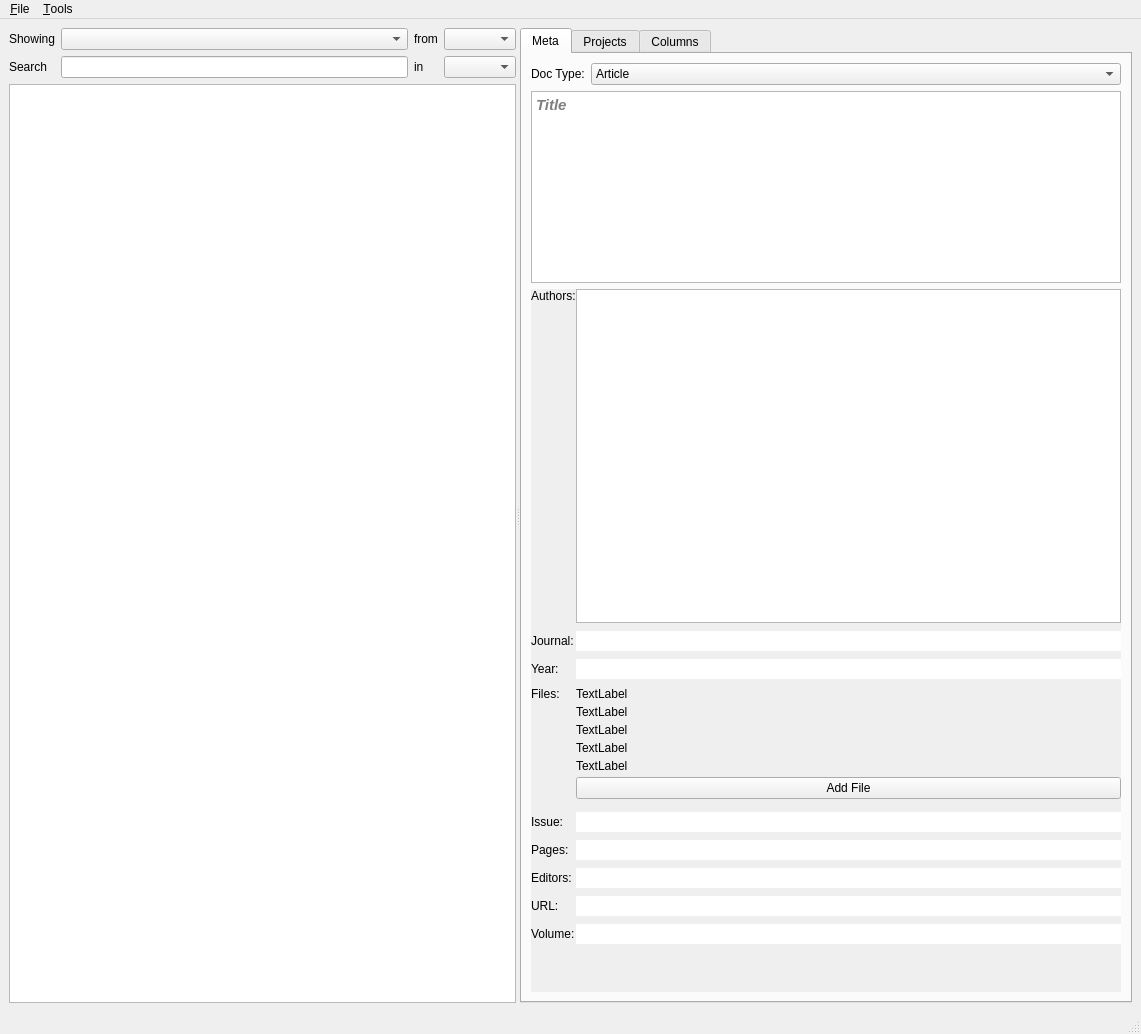
Qt form lib/layout_main.ui (elansegarra/ArDa) before a commit.
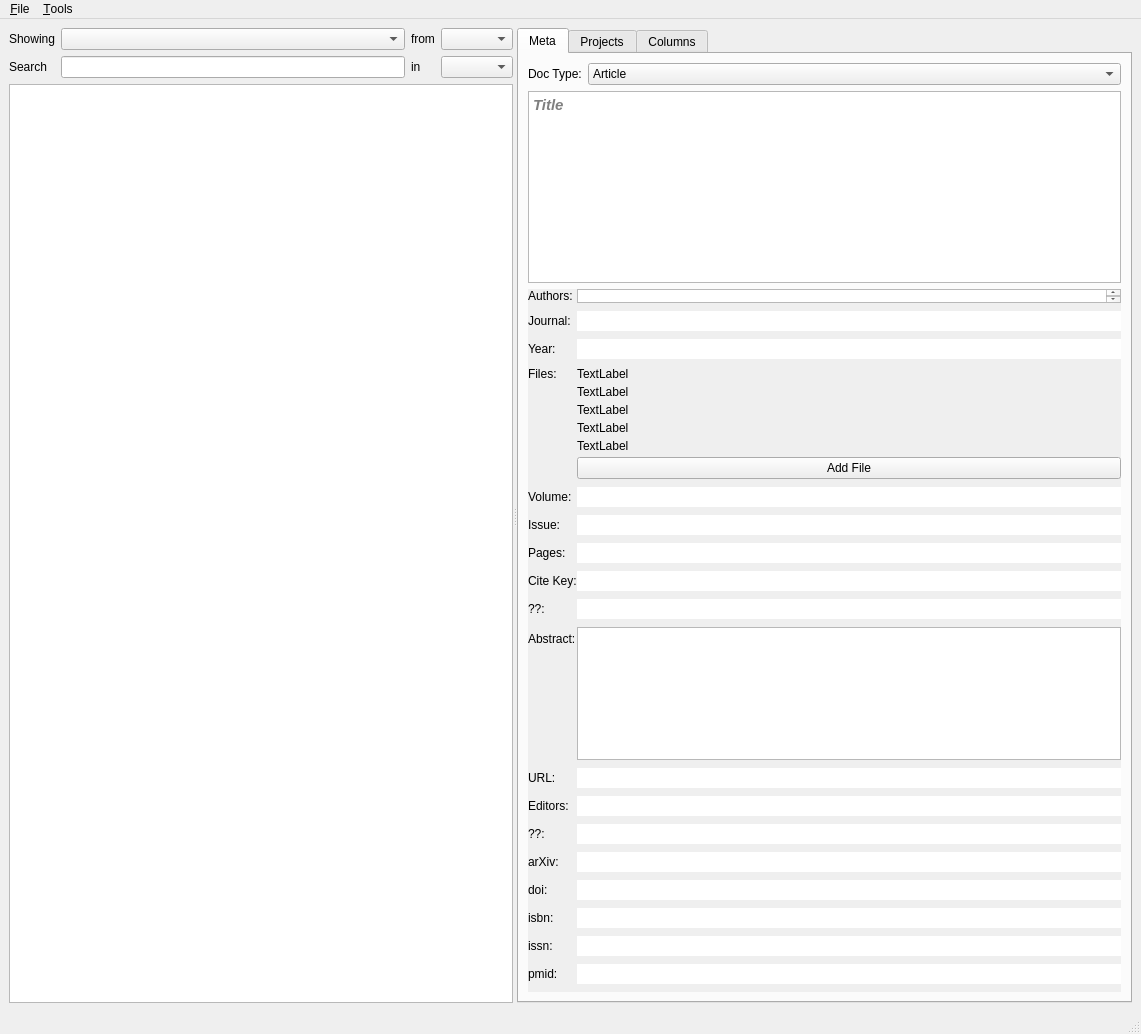
The same form after that commit.

Commit message: Added more meta data fields to the side panel.

```diff
--- a/lib/layout_main.ui
+++ b/lib/layout_main.ui
@@ -210,9 +210,9 @@
             <property name="geometry">
              <rect>
               <x>0</x>
-              <y>0</y>
-              <width>451</width>
-              <height>600</height>
+              <y>-387</y>
+              <width>417</width>
+              <height>987</height>
              </rect>
             </property>
             <property name="sizePolicy">
@@ -417,21 +417,7 @@
                  </item>
                 </layout>
                </item>
-               <item row="8" column="0">
-                <widget class="QLabel" name="label_11">
-                 <property name="text">
-                  <string>Editors:</string>
-                 </property>
-                </widget>
-               </item>
-               <item row="9" column="0">
-                <widget class="QLabel" name="label_12">
-                 <property name="text">
-                  <string>URL:</string>
-                 </property>
-                </widget>
-               </item>
-               <item row="11" column="0">
+               <item row="20" column="0">
                 <spacer name="verticalSpacer_5">
                  <property name="orientation">
                   <enum>Qt::Vertical</enum>
@@ -444,7 +430,7 @@
                  </property>
                 </spacer>
                </item>
-               <item row="11" column="1">
+               <item row="20" column="1">
                 <spacer name="verticalSpacer_4">
                  <property name="orientation">
                   <enum>Qt::Vertical</enum>
@@ -458,7 +444,7 @@
                 </spacer>
                </item>
                <item row="7" column="1">
-                <widget class="QLineEdit" name="lineEdit_Pages">
+                <widget class="QLineEdit" name="lineEdit_Issue">
                  <property name="sizePolicy">
                   <sizepolicy hsizetype="Minimum" vsizetype="Fixed">
                    <horstretch>0</horstretch>
@@ -473,59 +459,22 @@
                  </property>
                 </widget>
                </item>
-               <item row="8" column="1">
-                <widget class="QLineEdit" name="lineEdit_Editors">
-                 <property name="acceptDrops">
-                  <bool>false</bool>
-                 </property>
-                 <property name="frame">
-                  <bool>false</bool>
-                 </property>
-                </widget>
-               </item>
-               <item row="9" column="1">
-                <widget class="QLineEdit" name="lineEdit_URL">
-                 <property name="acceptDrops">
-                  <bool>false</bool>
-                 </property>
-                 <property name="frame">
-                  <bool>false</bool>
-                 </property>
-                </widget>
-               </item>
                <item row="7" column="0">
                 <widget class="QLabel" name="label_13">
                  <property name="text">
-                  <string>Pages:</string>
-                 </property>
-                </widget>
-               </item>
-               <item row="10" column="0">
-                <widget class="QLabel" name="label_14">
-                 <property name="text">
-                  <string>Volume:</string>
-                 </property>
-                </widget>
-               </item>
-               <item row="10" column="1">
-                <widget class="QLineEdit" name="lineEdit_Volume">
-                 <property name="acceptDrops">
-                  <bool>false</bool>
-                 </property>
-                 <property name="frame">
-                  <bool>false</bool>
+                  <string>Issue:</string>
                  </property>
                 </widget>
                </item>
                <item row="6" column="0">
                 <widget class="QLabel" name="label_9">
                  <property name="text">
-                  <string>Issue:</string>
+                  <string>Volume:</string>
                  </property>
                 </widget>
                </item>
                <item row="6" column="1">
-                <widget class="QLineEdit" name="lineEdit_Issue">
+                <widget class="QLineEdit" name="lineEdit_Volume">
                  <property name="acceptDrops">
                   <bool>false</bool>
                  </property>
@@ -534,6 +483,221 @@
                  </property>
                 </widget>
                </item>
+               <item row="11" column="1">
+                <widget class="QTextEdit" name="textEdit_Abstract"/>
+               </item>
+               <item row="11" column="0">
+                <widget class="QLabel" name="label_15">
+                 <property name="text">
+                  <string>Abstract:</string>
+                 </property>
+                </widget>
+               </item>
+               <item row="15" column="0">
+                <widget class="QLabel" name="label_16">
+                 <property name="text">
+                  <string>arXiv:</string>
+                 </property>
+                </widget>
+               </item>
+               <item row="15" column="1">
+                <widget class="QLineEdit" name="lineEdit_arXiv">
+                 <property name="acceptDrops">
+                  <bool>false</bool>
+                 </property>
+                 <property name="frame">
+                  <bool>false</bool>
+                 </property>
+                </widget>
+               </item>
+               <item row="16" column="1">
+                <widget class="QLineEdit" name="lineEdit_doi">
+                 <property name="acceptDrops">
+                  <bool>false</bool>
+                 </property>
+                 <property name="frame">
+                  <bool>false</bool>
+                 </property>
+                </widget>
+               </item>
+               <item row="17" column="1">
+                <widget class="QLineEdit" name="lineEdit_isbn">
+                 <property name="acceptDrops">
+                  <bool>false</bool>
+                 </property>
+                 <property name="frame">
+                  <bool>false</bool>
+                 </property>
+                </widget>
+               </item>
+               <item row="18" column="1">
+                <widget class="QLineEdit" name="lineEdit_issn">
+                 <property name="acceptDrops">
+                  <bool>false</bool>
+                 </property>
+                 <property name="frame">
+                  <bool>false</bool>
+                 </property>
+                </widget>
+               </item>
+               <item row="16" column="0">
+                <widget class="QLabel" name="label_17">
+                 <property name="text">
+                  <string>doi:</string>
+                 </property>
+                </widget>
+               </item>
+               <item row="17" column="0">
+                <widget class="QLabel" name="label_18">
+                 <property name="text">
+                  <string>isbn:</string>
+                 </property>
+                </widget>
+               </item>
+               <item row="18" column="0">
+                <widget class="QLabel" name="label_19">
+                 <property name="text">
+                  <string>issn:</string>
+                 </property>
+                </widget>
+               </item>
+               <item row="14" column="0">
+                <widget class="QLabel" name="label_14">
+                 <property name="text">
+                  <string>??:</string>
+                 </property>
+                </widget>
+               </item>
+               <item row="14" column="1">
+                <widget class="QLineEdit" name="lineEdit_Something">
+                 <property name="acceptDrops">
+                  <bool>false</bool>
+                 </property>
+                 <property name="frame">
+                  <bool>false</bool>
+                 </property>
+                </widget>
+               </item>
+               <item row="13" column="1">
+                <widget class="QLineEdit" name="lineEdit_Editors">
+                 <property name="acceptDrops">
+                  <bool>false</bool>
+                 </property>
+                 <property name="frame">
+                  <bool>false</bool>
+                 </property>
+                </widget>
+               </item>
+               <item row="13" column="0">
+                <widget class="QLabel" name="label_11">
+                 <property name="text">
+                  <string>Editors:</string>
+                 </property>
+                </widget>
+               </item>
+               <item row="12" column="1">
+                <widget class="QLineEdit" name="lineEdit_URL">
+                 <property name="acceptDrops">
+                  <bool>false</bool>
+                 </property>
+                 <property name="frame">
+                  <bool>false</bool>
+                 </property>
+                </widget>
+               </item>
+               <item row="12" column="0">
+                <widget class="QLabel" name="label_12">
+                 <property name="text">
+                  <string>URL:</string>
+                 </property>
+                </widget>
+               </item>
+               <item row="8" column="1">
+                <widget class="QLineEdit" name="lineEdit_Pages">
+                 <property name="sizePolicy">
+                  <sizepolicy hsizetype="Minimum" vsizetype="Fixed">
+                   <horstretch>0</horstretch>
+                   <verstretch>0</verstretch>
+                  </sizepolicy>
+                 </property>
+                 <property name="acceptDrops">
+                  <bool>false</bool>
+                 </property>
+                 <property name="frame">
+                  <bool>false</bool>
+                 </property>
+                </widget>
+               </item>
+               <item row="9" column="1">
+                <widget class="QLineEdit" name="lineEdit_Cite_Key">
+                 <property name="sizePolicy">
+                  <sizepolicy hsizetype="Minimum" vsizetype="Fixed">
+                   <horstretch>0</horstretch>
+                   <verstretch>0</verstretch>
+                  </sizepolicy>
+                 </property>
+                 <property name="acceptDrops">
+                  <bool>false</bool>
+                 </property>
+                 <property name="frame">
+                  <bool>false</bool>
+                 </property>
+                </widget>
+               </item>
+               <item row="10" column="1">
+                <widget class="QLineEdit" name="lineEdit_Pages_4">
+                 <property name="sizePolicy">
+                  <sizepolicy hsizetype="Minimum" vsizetype="Fixed">
+                   <horstretch>0</horstretch>
+                   <verstretch>0</verstretch>
+                  </sizepolicy>
+                 </property>
+                 <property name="acceptDrops">
+                  <bool>false</bool>
+                 </property>
+                 <property name="frame">
+                  <bool>false</bool>
+                 </property>
+                </widget>
+               </item>
+               <item row="8" column="0">
+                <widget class="QLabel" name="label_20">
+                 <property name="text">
+                  <string>Pages:</string>
+                 </property>
+                </widget>
+               </item>
+               <item row="9" column="0">
+                <widget class="QLabel" name="label_21">
+                 <property name="text">
+                  <string>Cite Key:</string>
+                 </property>
+                </widget>
+               </item>
+               <item row="10" column="0">
+                <widget class="QLabel" name="label_22">
+                 <property name="text">
+                  <string>??:</string>
+                 </property>
+                </widget>
+               </item>
+               <item row="19" column="1">
+                <widget class="QLineEdit" name="lineEdit_pmid">
+                 <property name="acceptDrops">
+                  <bool>false</bool>
+                 </property>
+                 <property name="frame">
+                  <bool>false</bool>
+                 </property>
+                </widget>
+               </item>
+               <item row="19" column="0">
+                <widget class="QLabel" name="label_23">
+                 <property name="text">
+                  <string>pmid:</string>
+                 </property>
+                </widget>
+               </item>
               </layout>
              </item>
             </layout>
```
The commit also changes 1 other file.
